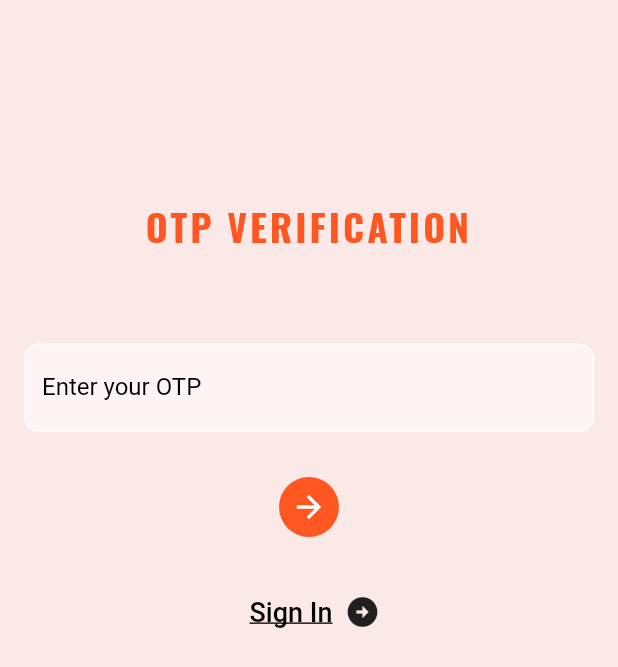
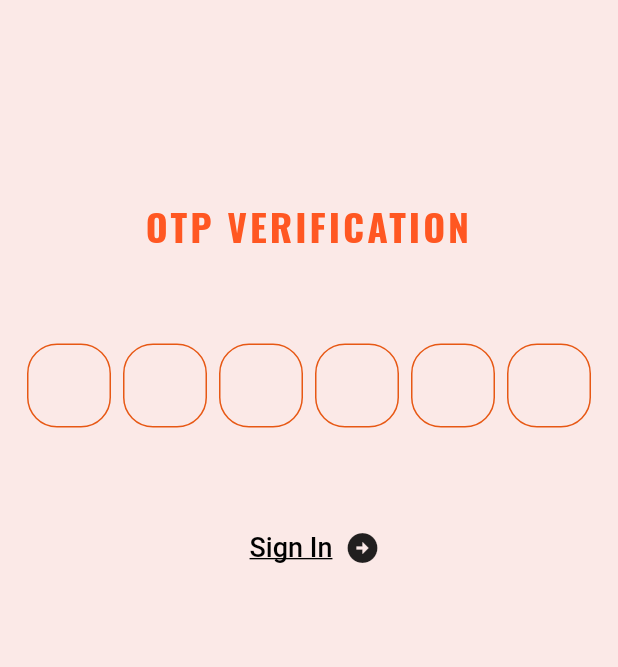
Before and after one commit to vileroze/FIT_BOD, a Flutter app: the OtpValidator screen opened directly with empty values, on a phone screen of 412 x 824 dp. Shown: the top 667 px of the screen. Run offline on Flutter 3.47's test engine with Material 2 defaults, Android fonts, the phone set to English and light mode, and no system bars; drawn by our look-alikes of pinput; our stand-ins replace charts_flutter, cloud_firestore, file_picker, firebase_auth, firebase_core, firebase_database and 10 more; missing offline and left inert: agora_uikit, cloud_firestore_web, cloud_functions_web, connectivity_plus_web, esewa_pnp, firebase_auth_web and 9 more; accounts and stored records are empty; network calls fail.

Commit message:
upgraded UI of OTP code page

```diff
--- a/lib/screens/authenticate/otp_validator.dart
+++ b/lib/screens/authenticate/otp_validator.dart
@@ -4,6 +4,7 @@ import 'package:flutter/material.dart';
 import 'package:google_fonts/google_fonts.dart';
 import 'package:firebase_auth/firebase_auth.dart';
 import 'package:firebase_database/firebase_database.dart';
+import 'package:pinput/pinput.dart';
 
 class OtpValidator extends StatefulWidget {
   final String userName;
@@ -26,8 +27,33 @@ class _OtpValidatorState extends State<OtpValidator> {
   final GlobalKey<ScaffoldState> _scaffoldkey = GlobalKey<ScaffoldState>();
 
   final TextEditingController otpController = TextEditingController();
+  final FocusNode _pinPutFocusNode = FocusNode();
+  late String _verificationCode = '';
+
   @override
   Widget build(BuildContext context) {
+    final defaultPinTheme = PinTheme(
+      width: 56,
+      height: 56,
+      textStyle: TextStyle(
+          fontSize: 20, color: Colors.white, fontWeight: FontWeight.w600),
+      decoration: BoxDecoration(
+        border: Border.all(color: Color.fromRGBO(231, 88, 20, 1)),
+        borderRadius: BorderRadius.circular(20),
+      ),
+    );
+
+    final focusedPinTheme = defaultPinTheme.copyDecorationWith(
+      border: Border.all(color: Color.fromRGBO(231, 88, 20, 1)),
+      borderRadius: BorderRadius.circular(8),
+    );
+
+    final submittedPinTheme = defaultPinTheme.copyWith(
+      decoration: defaultPinTheme.decoration!.copyWith(
+        color: Color.fromRGBO(231, 88, 20, 1),
+      ),
+    );
+
     return Scaffold(
       key: _scaffoldkey,
       backgroundColor: Colors.deepOrange[50],
@@ -62,45 +88,15 @@ class _OtpValidatorState extends State<OtpValidator> {
                 const SizedBox(
                   height: 60,
                 ),
-                TextFormField(
-                  style: const TextStyle(color: Colors.black),
+                Pinput(
+                  length: 6,
+                  focusNode: _pinPutFocusNode,
                   controller: otpController,
-                  validator: (value) {
-                    if (value == '') {
-                      return 'Please enter provIded OTP';
-                    }
-                  },
-                  decoration: InputDecoration(
-                    filled: true,
-                    fillColor: Color.fromRGBO(255, 255, 255, 0.5),
-                    labelText: 'Enter your OTP',
-                    labelStyle: const TextStyle(color: Colors.black),
-                    border: OutlineInputBorder(
-                        // borderRadius: BorderRadius.circular(10),
-                        ),
-                    enabledBorder: OutlineInputBorder(
-                      borderRadius: BorderRadius.circular(10),
-                      borderSide: const BorderSide(
-                        color: Colors.white,
-                      ),
-                    ),
-                    focusedBorder: OutlineInputBorder(
-                      borderRadius: BorderRadius.circular(10),
-                      borderSide: BorderSide(
-                        color: Colors.black,
-                      ),
-                    ),
-                  ),
-                ),
-                const SizedBox(
-                  height: 30,
-                ),
-                CircleAvatar(
-                  radius: 20,
-                  backgroundColor: accentColor,
-                  child: IconButton(
-                    color: Colors.white,
-                    onPressed: () async {
+                  pinAnimationType: PinAnimationType.fade,
+                  defaultPinTheme: defaultPinTheme,
+                  focusedPinTheme: focusedPinTheme,
+                  submittedPinTheme: submittedPinTheme,
+                  onCompleted: (pin) async {
                     if (_formKey.currentState!.validate()) {
                       try {
                         final cred = PhoneAuthProvider.credential(
@@ -154,11 +150,11 @@ class _OtpValidatorState extends State<OtpValidator> {
                               });
                             }
 
-                              Navigator.push(
-                                context,
+                            Navigator.of(context).pushAndRemoveUntil(
                                 MaterialPageRoute(
-                                    builder: (context) => SignIn()),
-                              );
+                                  builder: (context) => SignIn(),
+                                ),
+                                (route) => false);
                           }
                         });
                       } on FirebaseAuthException catch (e) {
@@ -173,8 +169,7 @@ class _OtpValidatorState extends State<OtpValidator> {
                         } else if (e.code == 'invalid-verification-id') {
                           errMsg = 'Check credentials and try again!';
                         } else {
-                            errMsg =
-                                'Something went wrong, please try again later!';
+                          errMsg = 'Invalid PIN entered!';
                         }
                         FocusScope.of(context).unfocus();
                         ScaffoldMessenger.of(context).showSnackBar(
@@ -193,10 +188,9 @@ class _OtpValidatorState extends State<OtpValidator> {
                       }
                     }
                   },
-                    icon: Icon(
-                      Icons.arrow_forward,
                 ),
-                  ),
+                const SizedBox(
+                  height: 30,
                 ),
                 Row(
                   mainAxisAlignment: MainAxisAlignment.center,
```
Also changed, not shown: 1496 other files. Lines whose indentation alone changed are shown as unchanged.
